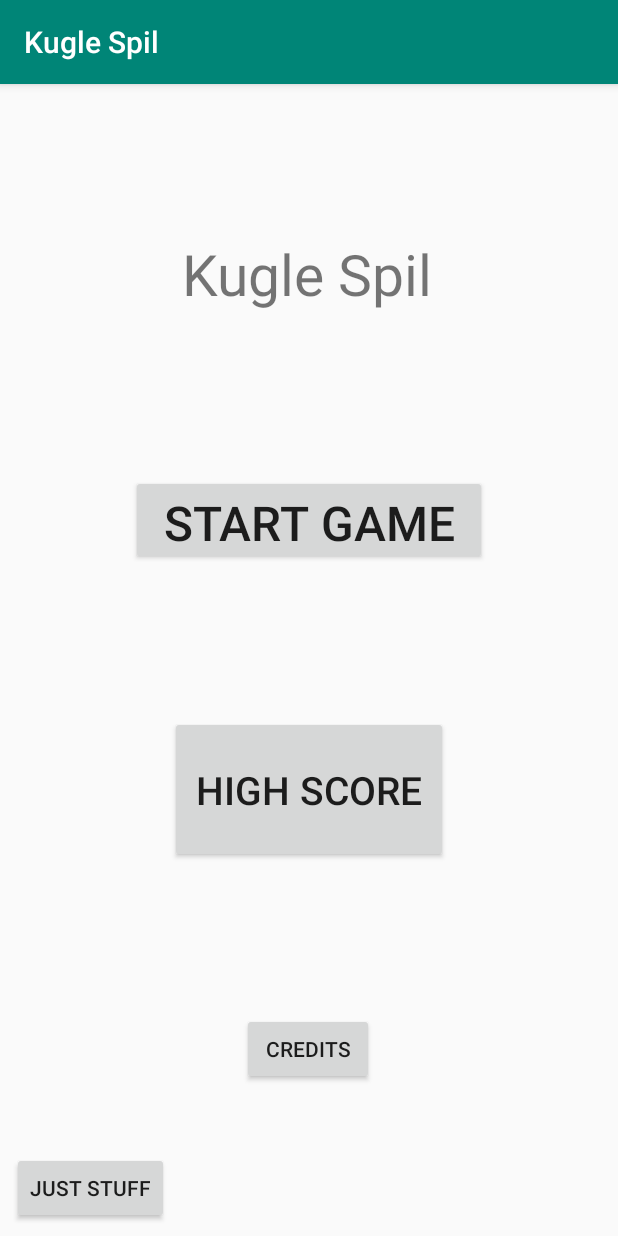
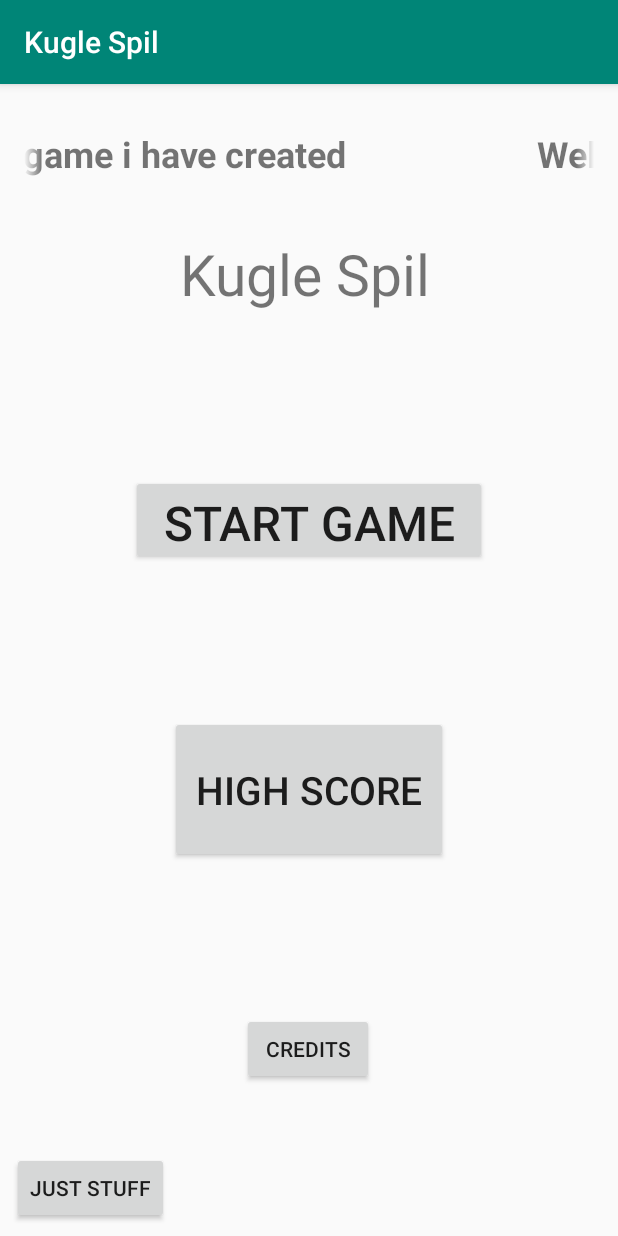
Before and after one commit to Shuhab-Siddigi/AndriodGame, an Android app: the screen it shows after launch (FrontPage), on a phone screen of 412 x 824 dp. Run offline under Robolectric (Android 15) with nearby library versions, the phone set to English and light mode, and no system bars.

Commit message:
add more gradient varients and small moving text on frontpage

```diff
--- a/app/src/main/java/dk/dtu/mitprojektarkiv/FrontPage.java
+++ b/app/src/main/java/dk/dtu/mitprojektarkiv/FrontPage.java
@@ -5,14 +5,17 @@ import androidx.appcompat.app.AppCompatActivity;
 import android.app.AlertDialog;
 import android.content.DialogInterface;
 import android.content.Intent;
+import android.content.res.Configuration;
 import android.os.Bundle;
 import android.view.SurfaceView;
 import android.view.View;
+import android.view.WindowManager;
 import android.widget.Button;
+import android.widget.TextView;
 
 public class FrontPage extends AppCompatActivity implements View.OnClickListener {
 
-    // Instantations
+    // Properties
 
     Button startGameBtn, highScoreBtn, creditsBtn,extraBtn;
 
@@ -21,17 +24,29 @@ public class FrontPage extends AppCompatActivity implements View.OnClickListener
         super.onCreate(savedInstanceState);
         setContentView(R.layout.activity_frontpage);
 
-        // Knapper
+        // Buttons
         startGameBtn = (Button) findViewById(R.id.startGame);
         highScoreBtn = (Button) findViewById(R.id.highScore);
         creditsBtn = (Button) findViewById(R.id.credits);
         extraBtn = (Button) findViewById(R.id.extraBtn);
 
-        // Knap Lytter
+        // Button Listener
         startGameBtn.setOnClickListener(this);
         highScoreBtn.setOnClickListener(this);
         creditsBtn.setOnClickListener(this);
         extraBtn.setOnClickListener(this);
+
+        // Creating moving text for front Page
+        TextView welcomScreen = (TextView) this.findViewById(R.id.welcomeScreen);
+        // If the orientation is in portrait mode then show animation
+        if(getResources().getConfiguration().orientation == Configuration.ORIENTATION_PORTRAIT){
+            welcomScreen.setSelected(true);
+        } // if its not in portrait mode then set the text empty
+        else {
+            welcomScreen.setText("");
+        }
+
+
     }
 
     @Override // Small mux for handling what happens if you press the buttons
--- a/app/src/main/res/drawable/gradient_3.xml
+++ b/app/src/main/res/drawable/gradient_3.xml
@@ -3,6 +3,6 @@
 <gradient
     android:angle="720"
     android:endColor="#CC21"
-    android:startColor="#BB0"
+    android:startColor="#BB0B"
     />
 </shape>
--- a/app/src/main/res/drawable/gradient_list.xml
+++ b/app/src/main/res/drawable/gradient_list.xml
@@ -7,4 +7,6 @@
         android:duration="4000"/>
     <item android:drawable="@drawable/gradient_3"
         android:duration="4000"/>
+    <item android:drawable="@drawable/gradient_4"
+        android:duration="4000"/>
 </animation-list>
--- a/app/src/main/res/layout/activity_credits.xml
+++ b/app/src/main/res/layout/activity_credits.xml
@@ -2,9 +2,9 @@
 <androidx.constraintlayout.widget.ConstraintLayout xmlns:android="http://schemas.android.com/apk/res/android"
     xmlns:app="http://schemas.android.com/apk/res-auto"
     xmlns:tools="http://schemas.android.com/tools"
+    android:id="@+id/credits"
     android:layout_width="match_parent"
     android:layout_height="match_parent"
-    android:id="@+id/credits"
     android:background="@drawable/gradient_list"
     tools:context=".Credits">
 
@@ -18,4 +18,5 @@
         app:layout_constraintEnd_toEndOf="parent"
         app:layout_constraintHorizontal_bias="0.498"
         app:layout_constraintStart_toStartOf="parent" />
+
 </androidx.constraintlayout.widget.ConstraintLayout>
--- a/app/src/main/res/layout/activity_frontpage.xml
+++ b/app/src/main/res/layout/activity_frontpage.xml
@@ -26,7 +26,23 @@
         android:textSize="38sp"
         app:layout_constraintBottom_toTopOf="@+id/startGame"
         app:layout_constraintEnd_toEndOf="parent"
-        app:layout_constraintHorizontal_bias="0.5"
+        app:layout_constraintHorizontal_bias="0.497"
+        app:layout_constraintStart_toStartOf="parent"
+        app:layout_constraintTop_toTopOf="parent" />
+
+    <TextView
+        android:id="@+id/welcomeScreen"
+        android:layout_width="wrap_content"
+        android:layout_height="wrap_content"
+        android:layout_marginBottom="8dp"
+        android:ellipsize="marquee"
+        android:marqueeRepeatLimit="marquee_forever"
+        android:padding="16dp"
+        android:singleLine="true"
+        android:text="@string/welcome"
+        android:textSize="24sp"
+        android:textStyle="bold"
+        app:layout_constraintBottom_toTopOf="@+id/FrontPageTitle"
         app:layout_constraintStart_toStartOf="parent"
         app:layout_constraintTop_toTopOf="parent" />
 
--- a/app/src/main/res/values/strings.xml
+++ b/app/src/main/res/values/strings.xml
@@ -8,4 +8,15 @@
     <string name="extra">Just Stuff</string>
     <string name="leftBtn">Left Button</string>
     <string name="rightBtn">Right Button</string>
+    <string name="loremIpSum">Lorem ipsum dolor sit amet, consectetur adipiscing elit, sed do eiusmod tempor incididunt ut labore et dolore magna aliqua. Phasellus faucibus scelerisque eleifend donec pretium vulputate sapien nec sagittis. Habitant morbi tristique senectus et netus et malesuada fames. Aliquet bibendum enim facilisis gravida neque convallis a cras. Et ligula ullamcorper malesuada proin. Auctor augue mauris augue neque gravida in fermentum et. Neque ornare aenean euismod elementum nisi quis eleifend quam adipiscing. Nisl nunc mi ipsum faucibus. Viverra tellus in hac habitasse platea dictumst. Arcu cursus vitae congue mauris rhoncus aenean vel elit scelerisque. Ultrices gravida dictum fusce ut placerat orci nulla pellentesque dignissim. Eu tincidunt tortor aliquam nulla facilisi cras. Morbi leo urna molestie at elementum eu facilisis sed.
+Varius morbi enim nunc faucibus. Montes nascetur ridiculus mus mauris vitae ultricies. Nulla at volutpat diam ut venenatis. Eget egestas purus viverra accumsan in nisl nisi. Eu tincidunt tortor aliquam nulla facilisi cras. Platea dictumst vestibulum rhoncus est pellentesque elit. Purus semper eget duis at tellus at. Quis viverra nibh cras pulvinar mattis nunc sed blandit libero. Maecenas sed enim ut sem viverra aliquet eget. Aenean vel elit scelerisque mauris pellentesque pulvinar pellentesque habitant. Netus et malesuada fames ac. Dolor sit amet consectetur adipiscing elit. Amet justo donec enim diam vulputate ut pharetra. Iaculis urna id volutpat lacus. Pellentesque eu tincidunt tortor aliquam nulla facilisi cras. Malesuada bibendum arcu vitae elementum curabitur vitae. Porta lorem mollis aliquam ut porttitor leo a diam sollicitudin. Ac orci phasellus egestas tellus rutrum.
+    </string>
+    <string name="welcome">Welcome to this fun little game i have created</string>
+
+
+
+
+
+
+
 </resources>
```
Also changed, not shown: app/src/main/java/dk/dtu/mitprojektarkiv/Credits.java (+8 -0 lines), app/src/main/res/drawable/gradient_4.xml (added, +8 -0 lines).
